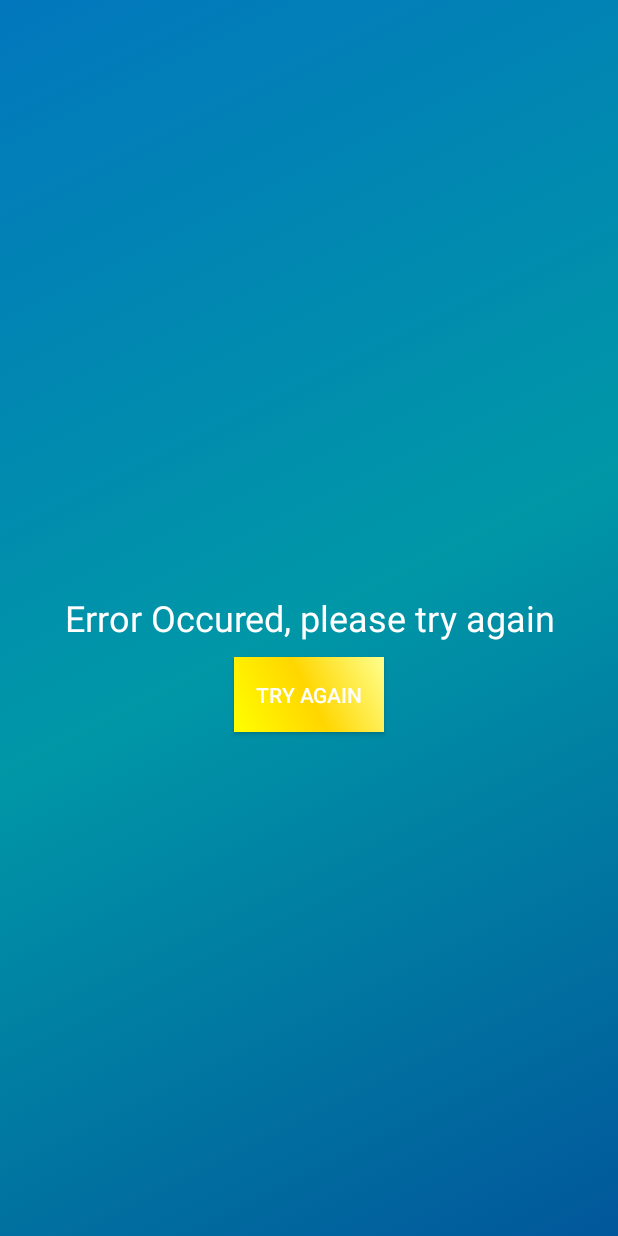
After one commit to ishan993/CmpE295B-Android-App, an Android app: the ErrorActivity screen opened directly, with no data from a screen before it, on a phone screen of 412 x 824 dp. The commit adds this screen. Run offline under Robolectric (Android 15) with nearby library versions, the phone set to English and light mode, and no system bars.

Commit message:
Error Handling

```diff
--- a/app/src/main/AndroidManifest.xml
+++ b/app/src/main/AndroidManifest.xml
@@ -23,6 +23,7 @@
             android:parentActivityName=".Activities.ScannerActivity"/>
         <activity android:name=".Activities.BarCodeResult"
             android:parentActivityName=".Activities.MainActivity"/>
+        <activity android:name=".Activities.ErrorActivity" />
     </application>
 
 </manifest>
--- /dev/null
+++ b/app/src/main/java/com/ishanvadwala/cmpe295b/Activities/ErrorActivity.java
@@ -0,0 +1,30 @@
+package com.ishanvadwala.cmpe295b.Activities;
+
+import android.content.Intent;
+import android.os.Bundle;
+import android.support.v7.app.AppCompatActivity;
+import android.view.View;
+import android.widget.Button;
+
+import com.ishanvadwala.cmpe295b.R;
+
+/**
+ * Created by ishanvadwala on 5/9/17.
+ */
+public class ErrorActivity extends AppCompatActivity{
+    Button button;
+    @Override
+    protected void onCreate(Bundle savedInstanceState) {
+        super.onCreate(savedInstanceState);
+        setContentView(R.layout.activity_error_page);
+
+        button = (Button) findViewById(R.id.error_button);
+        button.setOnClickListener(new View.OnClickListener() {
+            @Override
+            public void onClick(View v) {
+                Intent intent = new Intent(ErrorActivity.this, ScannerActivity.class);
+                startActivity(intent);
+            }
+        });
+    }
+}
--- a/app/src/main/res/drawable/gradient_yellow.xml
+++ b/app/src/main/res/drawable/gradient_yellow.xml
@@ -1,12 +1,12 @@
 <?xml version="1.0" encoding="utf-8"?>
-<shape xmlns:android="http://schemas.android.com/apk/res/android"
-    android:shape="oval">
+<selector xmlns:android="http://schemas.android.com/apk/res/android">
+<item>
+    <shape>
         <gradient
             android:startColor="#FFFF00"
             android:centerColor="#FFD600"
             android:endColor="#FFFF8D"
             android:angle="45"/>
-    <stroke
-        android:width="2dp"
-        android:color="#E8F5E9"/>
     </shape>
+</item>
+</selector>
--- /dev/null
+++ b/app/src/main/res/layout/activity_error_page.xml
@@ -0,0 +1,28 @@
+<?xml version="1.0" encoding="utf-8"?>
+<RelativeLayout xmlns:android="http://schemas.android.com/apk/res/android"
+    android:orientation="vertical" android:layout_width="match_parent"
+    android:layout_height="match_parent"
+    android:background="@drawable/gradient_blue">
+    <TextView
+        android:id="@+id/error_text"
+        android:textSize="24dp"
+        android:textColor="#fff"
+        android:layout_width="wrap_content"
+        android:layout_height="wrap_content"
+        android:gravity="center"
+        android:layout_centerHorizontal="true"
+        android:layout_centerVertical="true"
+        android:padding="10dp"
+        android:text="Error Occured, please try again"/>
+    <Button
+        android:padding="10dp"
+        android:layout_below="@+id/error_text"
+        android:id="@+id/error_button"
+        android:layout_height="50dp"
+        android:layout_width="100dp"
+        android:layout_gravity="center"
+        android:layout_centerHorizontal="true"
+        android:background="@drawable/gradient_yellow"
+        android:textColor="#ffff"
+        android:text="Try Again" />
+</RelativeLayout>
```
Also changed, not shown: app/src/main/java/com/ishanvadwala/cmpe295b/Activities/ScannerActivity.java (+7 -3 lines). Lines whose indentation alone changed are shown as unchanged.
